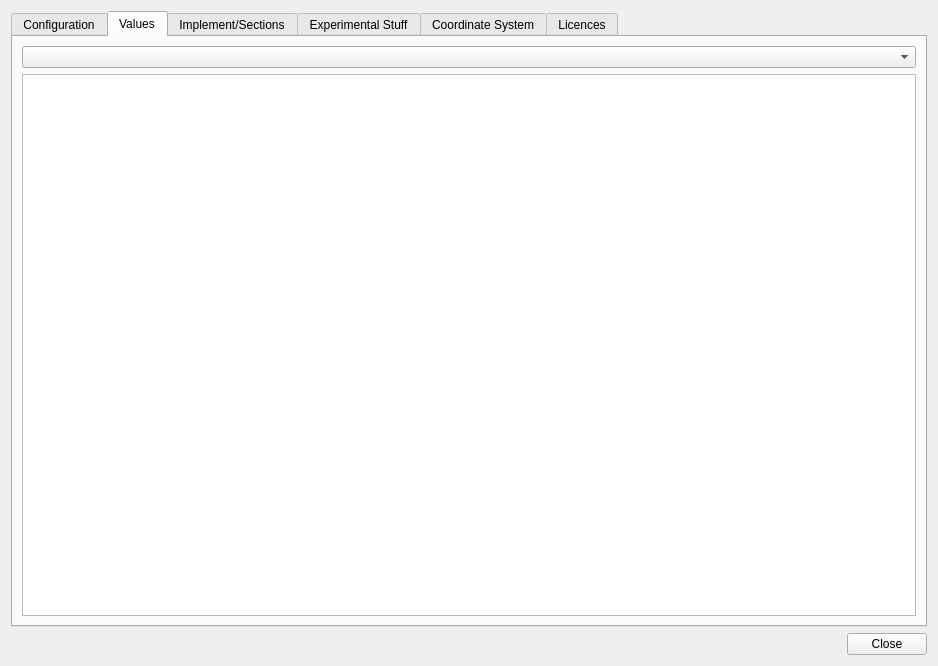
First picture: the form in src/gui/SettingsDialog.ui, repository eringerli/QtOpenGuidance, before the edit.
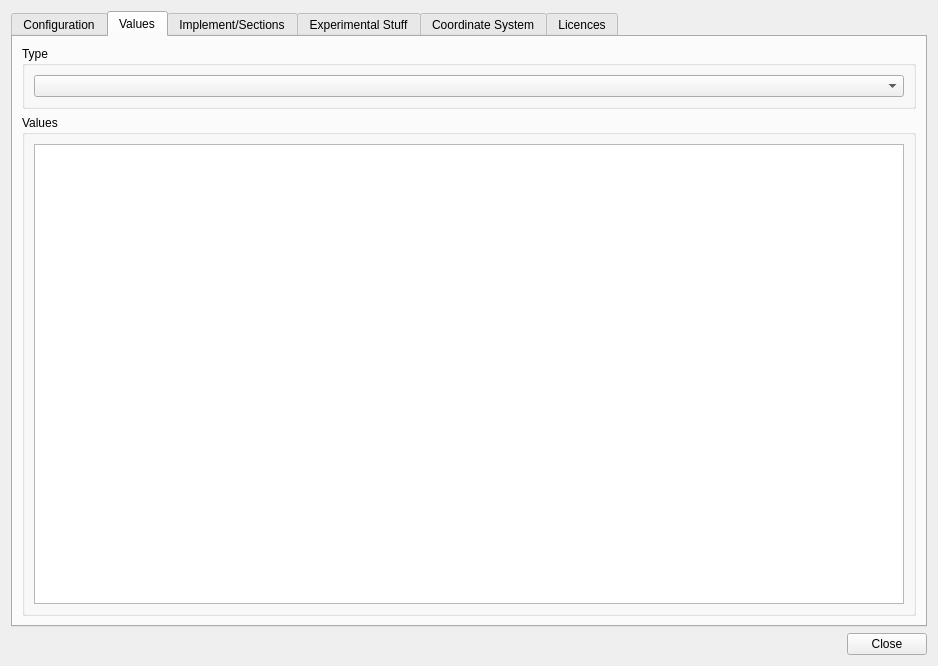
Second picture: the form after the edit. The open tabs and pages were chosen to show the change. Icons and pictures are not drawn. Custom widgets are drawn as their Qt base class.

Commit message: Added ability to sort the table in the "Values"-tab

The edit to the form file:
```diff
--- a/src/gui/SettingsDialog.ui
+++ b/src/gui/SettingsDialog.ui
@@ -181,13 +181,53 @@
         </attribute>
         <layout class="QVBoxLayout" name="verticalLayout_3">
          <item>
-          <widget class="QComboBox" name="cbValues"/>
+          <widget class="QGroupBox" name="groupBox_2">
+           <property name="title">
+            <string>Type</string>
+           </property>
+           <layout class="QVBoxLayout" name="verticalLayout_7">
+            <item>
+             <widget class="QComboBox" name="cbValues">
+              <property name="sizePolicy">
+               <sizepolicy hsizetype="Preferred" vsizetype="Preferred">
+                <horstretch>0</horstretch>
+                <verstretch>0</verstretch>
+               </sizepolicy>
+              </property>
+             </widget>
+            </item>
+           </layout>
+          </widget>
          </item>
          <item>
-          <widget class="QTableView" name="twValues">
-           <property name="enabled">
-            <bool>true</bool>
+          <widget class="QGroupBox" name="groupBox_9">
+           <property name="sizePolicy">
+            <sizepolicy hsizetype="Preferred" vsizetype="Preferred">
+             <horstretch>0</horstretch>
+             <verstretch>1</verstretch>
+            </sizepolicy>
            </property>
+           <property name="title">
+            <string>Values</string>
+           </property>
+           <layout class="QVBoxLayout" name="verticalLayout_8">
+            <item>
+             <widget class="QTableView" name="twValues">
+              <property name="enabled">
+               <bool>true</bool>
+              </property>
+              <property name="sizePolicy">
+               <sizepolicy hsizetype="Expanding" vsizetype="Expanding">
+                <horstretch>0</horstretch>
+                <verstretch>1</verstretch>
+               </sizepolicy>
+              </property>
+              <property name="sortingEnabled">
+               <bool>true</bool>
+              </property>
+             </widget>
+            </item>
+           </layout>
           </widget>
          </item>
         </layout>
```
The commit also changes 2 other files.
